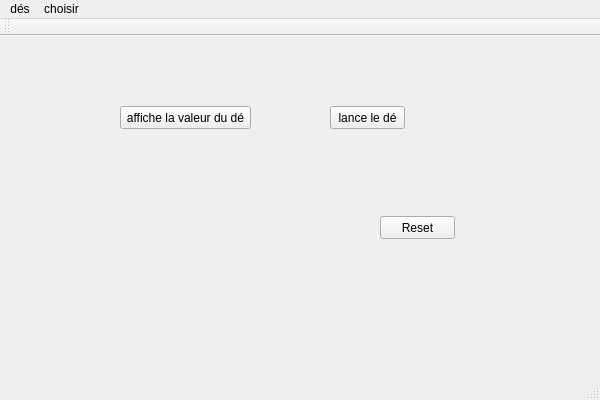
AlexandreCare/TP1_heritage, file TP1heritage.ui: the form before one commit.
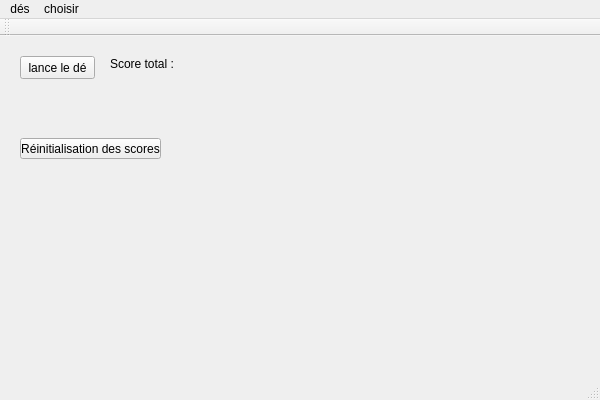
The form after the commit.

Patch:
```diff
--- a/TP1heritage.ui
+++ b/TP1heritage.ui
@@ -17,8 +17,8 @@
    <widget class="QPushButton" name="pushButton">
     <property name="geometry">
      <rect>
-      <x>330</x>
-      <y>70</y>
+      <x>20</x>
+      <y>20</y>
       <width>75</width>
       <height>23</height>
      </rect>
@@ -27,26 +27,13 @@
      <string>lance le dé</string>
     </property>
    </widget>
-   <widget class="QPushButton" name="pushButton_2">
-    <property name="geometry">
-     <rect>
-      <x>120</x>
-      <y>70</y>
-      <width>131</width>
-      <height>23</height>
-     </rect>
-    </property>
-    <property name="text">
-     <string>affiche la valeur du dé</string>
-    </property>
-   </widget>
    <widget class="QLabel" name="label">
     <property name="geometry">
      <rect>
-      <x>260</x>
-      <y>110</y>
-      <width>121</width>
-      <height>51</height>
+      <x>50</x>
+      <y>50</y>
+      <width>51</width>
+      <height>41</height>
      </rect>
     </property>
     <property name="text">
@@ -56,10 +43,10 @@
    <widget class="QLabel" name="label_2">
     <property name="geometry">
      <rect>
-      <x>260</x>
-      <y>190</y>
-      <width>101</width>
-      <height>81</height>
+      <x>130</x>
+      <y>50</y>
+      <width>51</width>
+      <height>41</height>
      </rect>
     </property>
     <property name="text">
@@ -69,14 +56,27 @@
    <widget class="QPushButton" name="pushButton_3">
     <property name="geometry">
      <rect>
-      <x>380</x>
-      <y>180</y>
-      <width>75</width>
-      <height>23</height>
+      <x>20</x>
+      <y>102</y>
+      <width>141</width>
+      <height>21</height>
      </rect>
     </property>
     <property name="text">
-     <string>Reset</string>
+     <string>Réinitialisation des scores</string>
+    </property>
+   </widget>
+   <widget class="QLabel" name="label_3">
+    <property name="geometry">
+     <rect>
+      <x>110</x>
+      <y>20</y>
+      <width>81</width>
+      <height>16</height>
+     </rect>
+    </property>
+    <property name="text">
+     <string>Score total :</string>
     </property>
    </widget>
   </widget>
```
